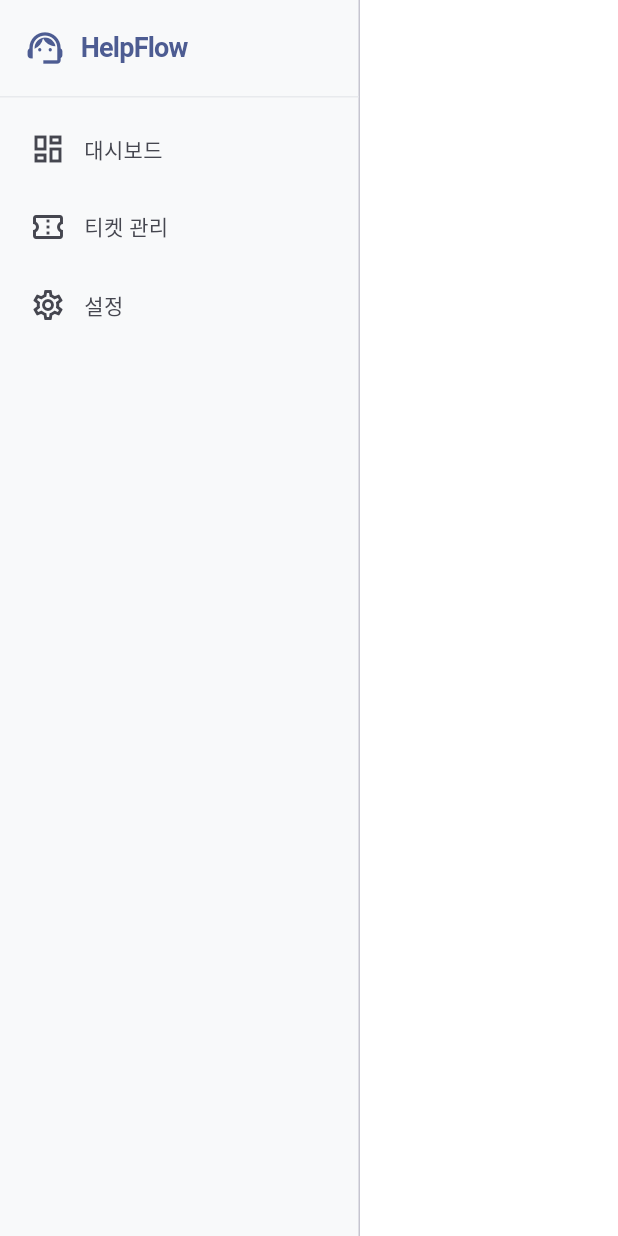
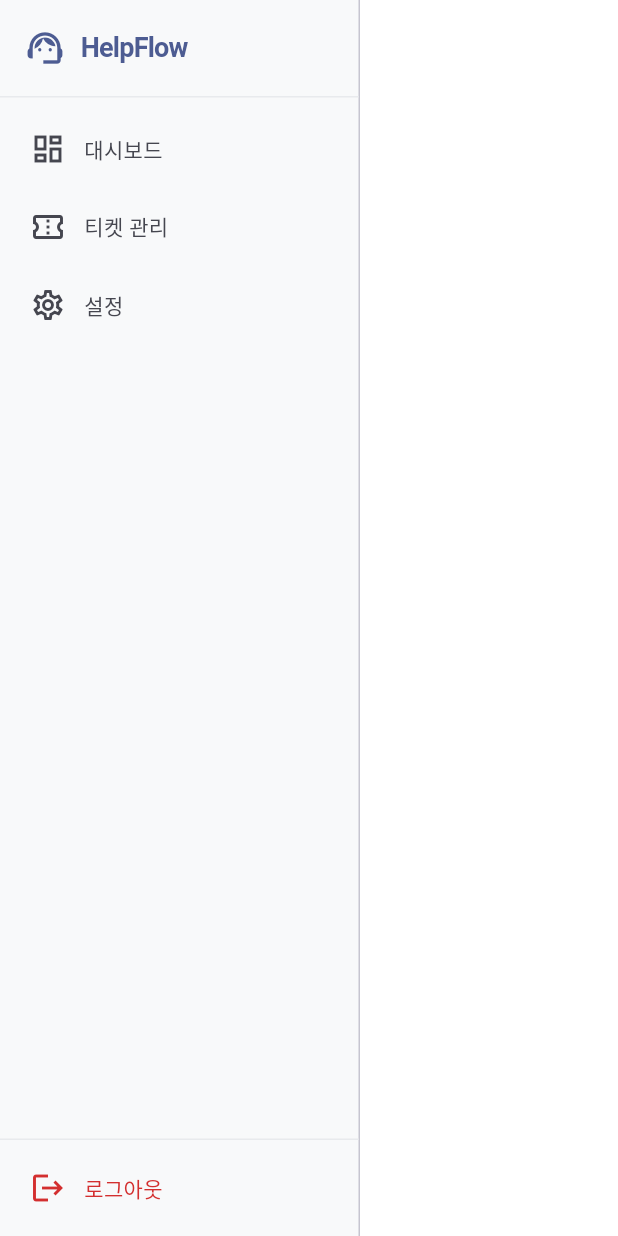
Before and after one commit to thswjdgy/helpflow, a Flutter app: the SidebarWidget widget shown alone on an empty page, opened directly with empty values, on a phone screen of 412 x 824 dp. Run offline on Flutter 3.47's test engine with Material 3 defaults, Android fonts, the phone set to English and light mode, and no system bars; our stand-ins replace cloud_firestore, flutter_riverpod, go_router, hive_flutter; accounts and stored records are empty.

Commit message:
feat: 사이드바 로그아웃 버튼 UI 추가
Co-Authored-By: Claude Sonnet 4.6 <noreply@anthropic.com>

```diff
--- a/helpflow/lib/views/layout/sidebar_widget.dart
+++ b/helpflow/lib/views/layout/sidebar_widget.dart
@@ -1,8 +1,10 @@
 import 'package:flutter/material.dart';
+import 'package:flutter_riverpod/flutter_riverpod.dart';
 import 'package:go_router/go_router.dart';
 import '../../core/constants/app_sizes.dart';
 import '../../core/constants/app_strings.dart';
 import '../../core/constants/app_colors.dart';
+import '../../features/auth/auth_provider.dart';
 
 /// 사이드바 네비게이션 항목 데이터 모델
 class _NavItem {
@@ -22,7 +24,8 @@ class _NavItem {
 /// 앱 좌측 사이드바 네비게이션 위젯
 /// isCollapsed=false → 아이콘 + 레이블 (데스크탑, 너비 240)
 /// isCollapsed=true  → 아이콘만 표시 (태블릿 미니 레일, 너비 64)
-class SidebarWidget extends StatelessWidget {
+/// ConsumerWidget으로 authProvider를 구독하여 로그아웃 기능 제공
+class SidebarWidget extends ConsumerWidget {
   /// 현재 활성화된 경로 (탑-레벨 경로 기준으로 비교)
   final String currentLocation;
 
@@ -70,7 +73,7 @@ class SidebarWidget extends StatelessWidget {
   }
 
   @override
-  Widget build(BuildContext context) {
+  Widget build(BuildContext context, WidgetRef ref) {
     final theme = Theme.of(context);
     final colorScheme = theme.colorScheme;
 
@@ -117,6 +120,14 @@ class SidebarWidget extends StatelessWidget {
                 );
               }).toList(),
             ),
+          ),
+
+          // ── 하단 로그아웃 섹션 ────────────────────────────
+          const Divider(height: 1),
+          _LogoutTile(
+            isCollapsed: isCollapsed,
+            // authProvider.signOut() 호출 → 라우터가 /login으로 자동 리다이렉트
+            onTap: () => ref.read(authProvider.notifier).signOut(),
           ),
         ],
       ),
@@ -239,8 +250,66 @@ class _NavItemTile extends StatelessWidget {
   }
 }
 
+// ── 로그아웃 타일 ────────────────────────────────────────────
+/// 사이드바 하단 고정 로그아웃 버튼
+/// isCollapsed 상태에 따라 아이콘만 / 아이콘+텍스트로 전환
+class _LogoutTile extends StatelessWidget {
+  /// 접힌 상태 여부 (태블릿 미니 레일)
+  final bool isCollapsed;
+
+  /// 로그아웃 실행 콜백
+  final VoidCallback onTap;
+
+  const _LogoutTile({required this.isCollapsed, required this.onTap});
+
+  @override
+  Widget build(BuildContext context) {
+    return Padding(
+      padding: const EdgeInsets.symmetric(horizontal: 8, vertical: 8),
+      child: InkWell(
+        onTap: onTap,
+        borderRadius: BorderRadius.circular(AppSizes.radiusSm),
+        child: Padding(
+          padding: EdgeInsets.symmetric(
+            horizontal: isCollapsed ? 0 : 12,
+            vertical: 12,
+          ),
+          child: isCollapsed
+              // 접힌 상태: 아이콘만 중앙 정렬 + 툴팁
+              ? Center(
+                  child: Tooltip(
+                    message: '로그아웃',
+                    child: const Icon(
+                      Icons.logout,
+                      color: AppColors.error,
+                      size: AppSizes.iconNavSize,
+                    ),
+                  ),
+                )
+              // 펼친 상태: 아이콘 + 텍스트
+              : const Row(
+                  children: [
+                    Icon(Icons.logout, color: AppColors.error, size: AppSizes.iconNavSize),
+                    SizedBox(width: 12),
+                    Text(
+                      '로그아웃',
+                      style: TextStyle(
+                        fontSize: 14,
+                        fontWeight: FontWeight.w500,
+                        color: AppColors.error,
+                      ),
+                    ),
+                  ],
+                ),
+        ),
+      ),
+    );
+  }
+}
+
 // [파일 요약]
 // 앱 좌측 사이드바 네비게이션 위젯입니다.
 // isCollapsed에 따라 아이콘+레이블(데스크탑) ↔ 아이콘만(태블릿) 전환을 AnimatedContainer로 처리합니다.
 // 현재 경로(currentLocation)를 기반으로 활성 항목을 강조 표시합니다.
 // Drawer 내부에서도 사용 가능하도록 onClose 콜백을 지원합니다.
+// 하단에 로그아웃 버튼(_LogoutTile)을 추가하여 authProvider.signOut() 호출 후 /login으로 이동합니다.
```
